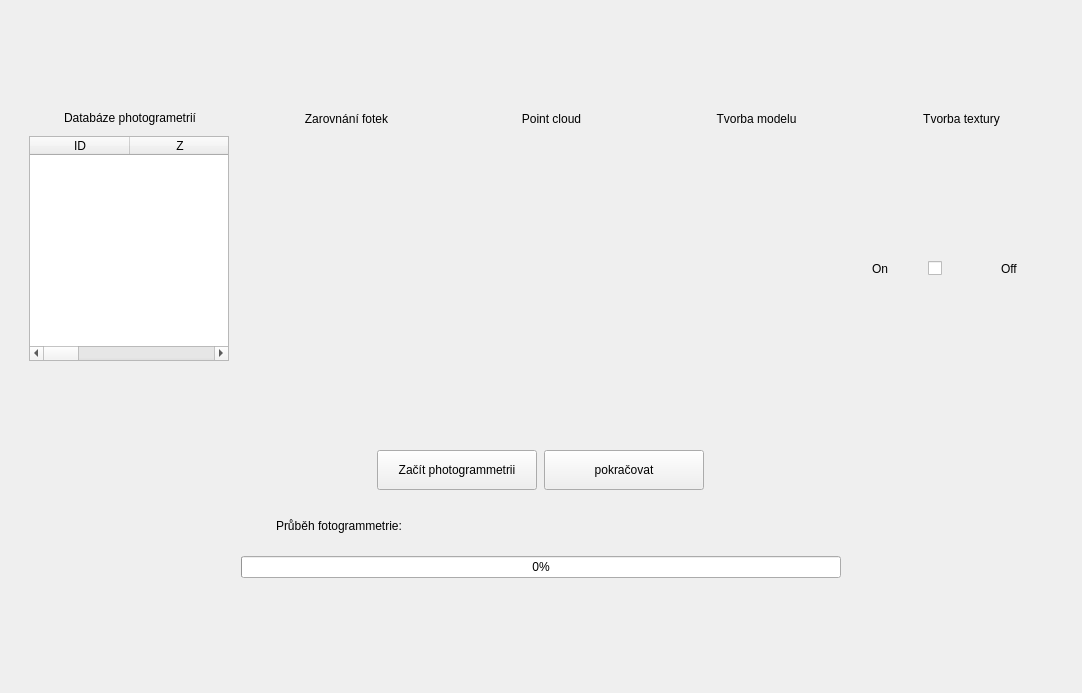
First picture: the form in Qt_files/Photogrammetry_view.ui, repository nirow1/Hydraulic_through, before the edit.
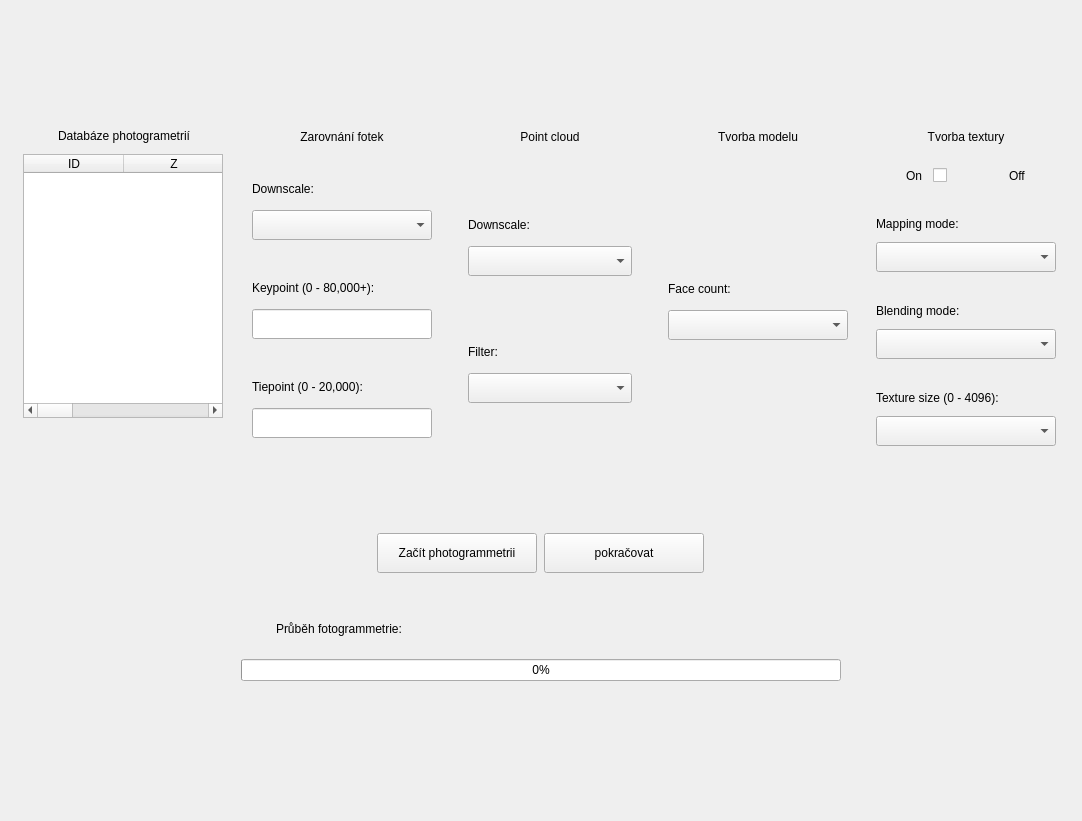
Second picture: the form after the edit. Custom widgets are drawn as their Qt base class.

Diff of the .ui file:
```diff
--- a/Qt_files/Photogrammetry_view.ui
+++ b/Qt_files/Photogrammetry_view.ui
@@ -7,7 +7,7 @@
     <x>0</x>
     <y>0</y>
     <width>1082</width>
-    <height>693</height>
+    <height>821</height>
    </rect>
   </property>
   <property name="windowTitle">
@@ -41,7 +41,7 @@
     background-color: #729D1F;
 }
 
-#widget_2, #widget_3, #tableWidget{
+#widget_2, #widget_3,#widget_7, #widget_13, #widget_14, #widget_15, #widget_16,  #tableWidget{
 	border: 1px solid #ccc;
 }
 
@@ -62,7 +62,25 @@
    </item>
    <item>
     <widget class="QWidget" name="widget_3" native="true">
+     <property name="maximumSize">
+      <size>
+       <width>16777215</width>
+       <height>360</height>
+      </size>
+     </property>
      <layout class="QHBoxLayout" name="horizontalLayout_4">
+      <property name="leftMargin">
+       <number>3</number>
+      </property>
+      <property name="topMargin">
+       <number>3</number>
+      </property>
+      <property name="rightMargin">
+       <number>3</number>
+      </property>
+      <property name="bottomMargin">
+       <number>3</number>
+      </property>
       <item>
        <widget class="QWidget" name="widget_7" native="true">
         <property name="maximumSize">
@@ -216,6 +234,119 @@
                 <verstretch>0</verstretch>
                </sizepolicy>
               </property>
+              <layout class="QVBoxLayout" name="verticalLayout_9">
+               <property name="leftMargin">
+                <number>1</number>
+               </property>
+               <property name="topMargin">
+                <number>1</number>
+               </property>
+               <property name="rightMargin">
+                <number>1</number>
+               </property>
+               <property name="bottomMargin">
+                <number>1</number>
+               </property>
+               <item>
+                <widget class="QWidget" name="widget_21" native="true">
+                 <property name="maximumSize">
+                  <size>
+                   <width>16777215</width>
+                   <height>85</height>
+                  </size>
+                 </property>
+                 <layout class="QVBoxLayout" name="verticalLayout_12">
+                  <item>
+                   <widget class="QLabel" name="label_9">
+                    <property name="text">
+                     <string>Downscale:</string>
+                    </property>
+                   </widget>
+                  </item>
+                  <item>
+                   <widget class="QComboBox" name="alignment_downscale_cb">
+                    <property name="maximumSize">
+                     <size>
+                      <width>16777215</width>
+                      <height>30</height>
+                     </size>
+                    </property>
+                   </widget>
+                  </item>
+                 </layout>
+                </widget>
+               </item>
+               <item>
+                <widget class="QWidget" name="widget_22" native="true">
+                 <property name="maximumSize">
+                  <size>
+                   <width>16777215</width>
+                   <height>85</height>
+                  </size>
+                 </property>
+                 <layout class="QVBoxLayout" name="verticalLayout_13">
+                  <item>
+                   <widget class="QLabel" name="label_10">
+                    <property name="text">
+                     <string>Keypoint (0 - 80,000+):</string>
+                    </property>
+                   </widget>
+                  </item>
+                  <item>
+                   <widget class="QLineEdit" name="keypoint_le">
+                    <property name="sizePolicy">
+                     <sizepolicy hsizetype="Preferred" vsizetype="Fixed">
+                      <horstretch>0</horstretch>
+                      <verstretch>0</verstretch>
+                     </sizepolicy>
+                    </property>
+                    <property name="minimumSize">
+                     <size>
+                      <width>0</width>
+                      <height>30</height>
+                     </size>
+                    </property>
+                   </widget>
+                  </item>
+                 </layout>
+                </widget>
+               </item>
+               <item>
+                <widget class="QWidget" name="widget_23" native="true">
+                 <property name="maximumSize">
+                  <size>
+                   <width>16777215</width>
+                   <height>85</height>
+                  </size>
+                 </property>
+                 <layout class="QVBoxLayout" name="verticalLayout_14">
+                  <item>
+                   <widget class="QLabel" name="label_11">
+                    <property name="text">
+                     <string>Tiepoint (0 - 20,000):</string>
+                    </property>
+                   </widget>
+                  </item>
+                  <item>
+                   <widget class="QLineEdit" name="tiepoint_le">
+                    <property name="sizePolicy">
+                     <sizepolicy hsizetype="Preferred" vsizetype="Fixed">
+                      <horstretch>0</horstretch>
+                      <verstretch>0</verstretch>
+                     </sizepolicy>
+                    </property>
+                    <property name="maximumSize">
+                     <size>
+                      <width>16777215</width>
+                      <height>30</height>
+                     </size>
+                    </property>
+                   </widget>
+                  </item>
+                 </layout>
+                </widget>
+               </item>
+              </layout>
              </widget>
             </item>
            </layout>
@@ -247,7 +378,68 @@
              </widget>
             </item>
             <item>
-             <widget class="QWidget" name="widget_17" native="true"/>
+             <widget class="QWidget" name="widget_17" native="true">
+              <layout class="QVBoxLayout" name="verticalLayout_10">
+               <item>
+                <widget class="QWidget" name="widget_24" native="true">
+                 <property name="maximumSize">
+                  <size>
+                   <width>16777215</width>
+                   <height>85</height>
+                  </size>
+                 </property>
+                 <layout class="QVBoxLayout" name="verticalLayout_15">
+                  <item>
+                   <widget class="QLabel" name="label_12">
+                    <property name="text">
+                     <string>Downscale:</string>
+                    </property>
+                   </widget>
+                  </item>
+                  <item>
+                   <widget class="QComboBox" name="cloud_downscale_cb">
+                    <property name="maximumSize">
+                     <size>
+                      <width>16777215</width>
+                      <height>30</height>
+                     </size>
+                    </property>
+                   </widget>
+                  </item>
+                 </layout>
+                </widget>
+               </item>
+               <item>
+                <widget class="QWidget" name="widget_25" native="true">
+                 <property name="maximumSize">
+                  <size>
+                   <width>16777215</width>
+                   <height>85</height>
+                  </size>
+                 </property>
+                 <layout class="QVBoxLayout" name="verticalLayout_16">
+                  <item>
+                   <widget class="QLabel" name="label_13">
+                    <property name="text">
+                     <string>Filter:</string>
+                    </property>
+                   </widget>
+                  </item>
+                  <item>
+                   <widget class="QComboBox" name="filter_cb">
+                    <property name="maximumSize">
+                     <size>
+                      <width>16777215</width>
+                      <height>30</height>
+                     </size>
+                    </property>
+                   </widget>
+                  </item>
+                 </layout>
+                </widget>
+               </item>
+              </layout>
+             </widget>
             </item>
            </layout>
           </widget>
@@ -278,7 +470,51 @@
              </widget>
             </item>
             <item>
-             <widget class="QWidget" name="widget_18" native="true"/>
+             <widget class="QWidget" name="widget_18" native="true">
+              <layout class="QVBoxLayout" name="verticalLayout_11">
+               <property name="leftMargin">
+                <number>1</number>
+               </property>
+               <property name="topMargin">
+                <number>1</number>
+               </property>
+               <property name="rightMargin">
+                <number>1</number>
+               </property>
+               <property name="bottomMargin">
+                <number>1</number>
+               </property>
+               <item>
+                <widget class="QWidget" name="widget_27" native="true">
+                 <property name="maximumSize">
+                  <size>
+                   <width>16777215</width>
+                   <height>85</height>
+                  </size>
+                 </property>
+                 <layout class="QVBoxLayout" name="verticalLayout_17">
+                  <item>
+                   <widget class="QLabel" name="label_14">
+                    <property name="text">
+                     <string>Face count:</string>
+                    </property>
+                   </widget>
+                  </item>
+                  <item>
+                   <widget class="QComboBox" name="face_count_cb">
+                    <property name="maximumSize">
+                     <size>
+                      <width>16777215</width>
+                      <height>30</height>
+                     </size>
+                    </property>
+                   </widget>
+                  </item>
+                 </layout>
+                </widget>
+               </item>
+              </layout>
+             </widget>
             </item>
            </layout>
           </widget>
@@ -312,16 +548,16 @@
              <widget class="QWidget" name="widget_19" native="true">
               <layout class="QVBoxLayout" name="verticalLayout_8">
                <property name="leftMargin">
-                <number>0</number>
+                <number>1</number>
                </property>
                <property name="topMargin">
-                <number>0</number>
+                <number>1</number>
                </property>
                <property name="rightMargin">
-                <number>0</number>
+                <number>1</number>
                </property>
                <property name="bottomMargin">
-                <number>0</number>
+                <number>1</number>
                </property>
                <item>
                 <widget class="QWidget" name="widget_20" native="true">
@@ -332,6 +568,18 @@
                   </size>
                  </property>
                  <layout class="QHBoxLayout" name="horizontalLayout_8">
+                  <property name="leftMargin">
+                   <number>0</number>
+                  </property>
+                  <property name="topMargin">
+                   <number>0</number>
+                  </property>
+                  <property name="rightMargin">
+                   <number>0</number>
+                  </property>
+                  <property name="bottomMargin">
+                   <number>0</number>
+                  </property>
                   <item>
                    <widget class="QLabel" name="label_7">
                     <property name="maximumSize">
@@ -343,10 +591,19 @@
                     <property name="text">
                      <string>On</string>
                     </property>
+                    <property name="alignment">
+                     <set>Qt::AlignmentFlag::AlignRight|Qt::AlignmentFlag::AlignTrailing|Qt::AlignmentFlag::AlignVCenter</set>
+                    </property>
                    </widget>
                   </item>
                   <item>
                    <widget class="AnimatedToggle" name="texture_chb">
+                    <property name="maximumSize">
+                     <size>
+                      <width>65</width>
+                      <height>16777215</height>
+                     </size>
+                    </property>
                     <property name="text">
                      <string/>
                     </property>
@@ -368,6 +625,105 @@
                  </layout>
                 </widget>
                </item>
+               <item>
+                <widget class="QWidget" name="widget_28" native="true">
+                 <property name="maximumSize">
+                  <size>
+                   <width>16777215</width>
+                   <height>85</height>
+                  </size>
+                 </property>
+                 <layout class="QVBoxLayout" name="verticalLayout_18">
+                  <item>
+                   <widget class="QLabel" name="label_15">
+                    <property name="maximumSize">
+                     <size>
+                      <width>16777215</width>
+                      <height>25</height>
+                     </size>
+                    </property>
+                    <property name="text">
+                     <string>Mapping mode:</string>
+                    </property>
+                   </widget>
+                  </item>
+                  <item>
+                   <widget class="QComboBox" name="mapping_mode_cb">
+                    <property name="maximumSize">
+                     <size>
+                      <width>16777215</width>
+                      <height>30</height>
+                     </size>
+                    </property>
+                   </widget>
+                  </item>
+                 </layout>
+                </widget>
+               </item>
+               <item>
+                <widget class="QWidget" name="widget_29" native="true">
+                 <property name="maximumSize">
+                  <size>
+                   <width>16777215</width>
+                   <height>85</height>
+                  </size>
+                 </property>
+                 <layout class="QVBoxLayout" name="verticalLayout_19">
+                  <item>
+                   <widget class="QLabel" name="label_16">
+                    <property name="maximumSize">
+                     <size>
+                      <width>16777215</width>
+                      <height>25</height>
+                     </size>
+                    </property>
+                    <property name="text">
+                     <string>Blending mode:</string>
+                    </property>
+                   </widget>
+                  </item>
+                  <item>
+                   <widget class="QComboBox" name="blending_mode_cb">
+                    <property name="maximumSize">
+                     <size>
+                      <width>16777215</width>
+                      <height>30</height>
+                     </size>
+                    </property>
+                   </widget>
+                  </item>
+                 </layout>
+                </widget>
+               </item>
+               <item>
+                <widget class="QWidget" name="widget_26" native="true">
+                 <layout class="QVBoxLayout" name="verticalLayout_20">
+                  <item>
+                   <widget class="QLabel" name="label_17">
+                    <property name="maximumSize">
+                     <size>
+                      <width>16777215</width>
+                      <height>25</height>
+                     </size>
+                    </property>
+                    <property name="text">
+                     <string>Texture size (0 - 4096):</string>
+                    </property>
+                   </widget>
+                  </item>
+                  <item>
+                   <widget class="QComboBox" name="texture_size">
+                    <property name="maximumSize">
+                     <size>
+                      <width>16777215</width>
+                      <height>30</height>
+                     </size>
+                    </property>
+                   </widget>
+                  </item>
+                 </layout>
+                </widget>
+               </item>
               </layout>
              </widget>
             </item>
@@ -385,7 +741,7 @@
      <property name="maximumSize">
       <size>
        <width>16777215</width>
-       <height>180</height>
+       <height>220</height>
       </size>
      </property>
      <layout class="QVBoxLayout" name="verticalLayout_2">
```
